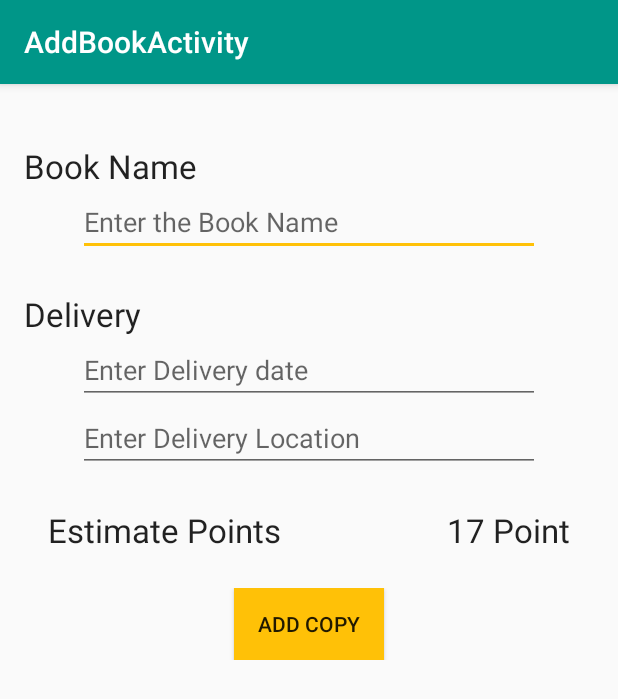
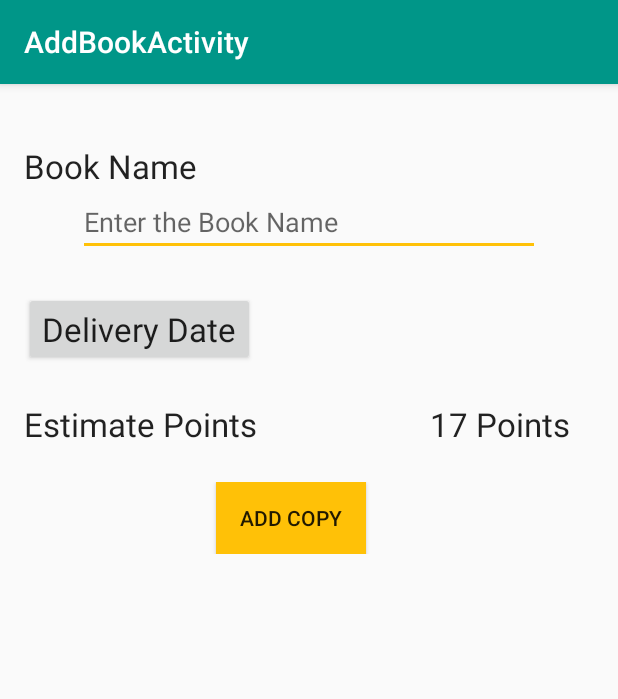
Before and after one commit to MaheedHatem/Raf, an Android app: the AddBookActivity screen opened directly, with no data from a screen before it, on a phone screen of 412 x 824 dp. Shown: the top 699 px of the screen. Run offline under Robolectric (Android 15) with nearby library versions, the phone set to English and light mode, and no system bars.

Commit message:
AddBookActivity

```diff
--- a/app/src/main/java/com/example/raf/AccountActivity.java
+++ b/app/src/main/java/com/example/raf/AccountActivity.java
@@ -41,8 +41,7 @@ public class AccountActivity extends AppCompatActivity {
         points.setText(Integer.toString(CurrentUser.getPoints()));
         image = (ImageView)findViewById(R.id.cover);
         if(CurrentUser.getImage()!=null){
-            Bitmap b = BitmapFactory.decodeByteArray(CurrentUser.getImage(),0,CurrentUser.getImage().length);
-            image.setImageBitmap(b);
+
         }
 
         if (Build.VERSION.SDK_INT >= Build.VERSION_CODES.LOLLIPOP) {
@@ -107,7 +106,7 @@ public class AccountActivity extends AppCompatActivity {
                     @Override
                     public void done(ParseException e) {
                         if(e!=null){
-                            Toast.makeText(AccountActivity.this,
+                            Toast.makeText(getApplicationContext(),
                                     "Error saving photo ",
                                     Toast.LENGTH_LONG).show();
                         }
--- a/app/src/main/java/com/example/raf/AddBookActivity.java
+++ b/app/src/main/java/com/example/raf/AddBookActivity.java
@@ -1,19 +1,101 @@
 package com.example.raf;
 
+import android.graphics.Color;
 import android.os.Bundle;
+import android.support.design.widget.Snackbar;
 import android.support.v7.app.AppCompatActivity;
 import android.support.v7.widget.Toolbar;
+import android.view.View;
+import android.widget.Button;
+import android.widget.EditText;
+import android.widget.TextView;
+import android.widget.Toast;
+
+import com.example.raf.data.Request;
+
+import java.util.Calendar;
 
 public class AddBookActivity extends AppCompatActivity {
-
+    static int  deliveryYear , deliveryMonth , deliveryDay,
+            currentYear , currentMonth , currentDay;
+    static TextView deliveryDateTextView;
+    static boolean deliveryDateFlag = false;
     @Override
     protected void onCreate(Bundle savedInstanceState) {
         super.onCreate(savedInstanceState);
         setContentView(R.layout.activity_add_book);
         Toolbar toolbar = (Toolbar) findViewById(R.id.toolbar);
         setSupportActionBar(toolbar);
-
-
+        Calendar c = Calendar.getInstance();
+        currentYear = c.get(Calendar.YEAR);
+        currentMonth = c.get(Calendar.MONTH);
+        currentDay = c.get(Calendar.DAY_OF_MONTH);
+        deliveryDateFlag = false;
+        String bookName = getIntent().getStringExtra(getString(R.string.book_intent_name));
+        final String bookID = getIntent().getStringExtra(getString(R.string.book_intent_id));
+        EditText bookNameEditText = (EditText)findViewById(R.id.bookName);
+        final Button deliveryDateButton = (Button)findViewById(R.id.delivery_date_button);
+        Button addBookButton = (Button)findViewById(R.id.addBook);
+        deliveryDateTextView = (TextView)findViewById(R.id.delivery_date);
+        if(bookName!=null){
+            bookNameEditText.setText(bookName);
+            bookNameEditText.setEnabled(false);
+        }
+        deliveryDateButton.setOnClickListener(new View.OnClickListener() {
+            @Override
+            public void onClick(View v) {
+                DeliveryDatePickerFragment dialogFragment = new DeliveryDatePickerFragment();
+                dialogFragment.show(getFragmentManager() , "deliveryDateFlag");
+            }
+        });
+        addBookButton.setOnClickListener(new View.OnClickListener() {
+            @Override
+            public void onClick(View v) {
+                if(deliveryDateFlag){
+                    if(bookID!=null){
+                        Request.addAddCopyRequest(deliveryYear, deliveryMonth, deliveryDay, bookID, getApplicationContext());
+                        Snackbar.make(v, "processing your request", Snackbar.LENGTH_LONG)
+                                .setAction("Action", null).show();
+                    }
+                    else{
+                        //TODO if adding new book
+                    }
+                }
+                else{
+                    Toast.makeText(getApplicationContext(), "please select valid delivery date",
+                            Toast.LENGTH_LONG).show();
+                }
+            }
+        });
     }
 
+    public static void showDeliveryDate(int year, int month, int day) {
+        deliveryDateFlag = checkDeliveryDate(year, month , day);
+        deliveryDay = day;
+        deliveryMonth = month;
+        deliveryYear = year;
+        deliveryDateTextView.setText(new StringBuilder().append(day).append("/").append(month +1)
+                .append("/").append(year));
+    }
+
+    private static boolean checkDeliveryDate(int year , int month , int day) {
+        if (year > currentYear) {
+            deliveryDateTextView.setTextColor(Color.BLACK);
+            return true;
+        }
+        if (year == currentYear){
+            if (month > currentMonth) {
+                deliveryDateTextView.setTextColor(Color.BLACK);
+                return true;
+            }
+            if (month == currentMonth){
+                if (day > currentDay) {
+                    deliveryDateTextView.setTextColor(Color.BLACK);
+                    return true;
+                }
+            }
+        }
+        deliveryDateTextView.setTextColor(Color.RED);
+        return false;
+    }
 }
--- a/app/src/main/java/com/example/raf/BookActivity.java
+++ b/app/src/main/java/com/example/raf/BookActivity.java
@@ -73,6 +73,8 @@ public class BookActivity extends AppCompatActivity {
             @Override
             public void onClick(View v) {
                 Intent addBookIntent = new Intent(getApplicationContext(), AddBookActivity.class);
+                addBookIntent.putExtra(getString(R.string.book_intent_name) , bookName);
+                addBookIntent.putExtra(getString(R.string.book_intent_id) , bookID);
                 BookActivity.this.startActivity(addBookIntent);
             }
         });
--- a/app/src/main/res/layout/content_add_book.xml
+++ b/app/src/main/res/layout/content_add_book.xml
@@ -30,35 +30,32 @@
             android:layout_marginLeft="36dp"
             android:layout_marginRight="36dp"
             android:hint="Enter the Book Name"
+            android:id="@+id/bookName"
             android:layout_width="match_parent"
             android:layout_height="wrap_content" />
 
     </LinearLayout>
     <LinearLayout
         android:layout_width="match_parent"
-        android:orientation="vertical"
+        android:orientation="horizontal"
         android:layout_marginTop="24dp"
         android:layout_height="wrap_content">
 
-        <TextView
+        <Button
             android:layout_width="wrap_content"
             android:layout_height="wrap_content"
             android:textAppearance="?android:attr/textAppearanceLarge"
-            android:text="Delivery"/>
+            android:text="Delivery Date"
+            android:id="@+id/delivery_date_button"/>
 
-        <EditText
+        <TextView
             android:layout_marginLeft="36dp"
             android:layout_marginRight="36dp"
-            android:hint="Enter Delivery date"
-            android:layout_width="match_parent"
-            android:layout_height="wrap_content" />
+            android:layout_width="wrap_content"
+            android:layout_height="wrap_content"
+            android:textAppearance="?android:attr/textAppearanceMedium"
+            android:id="@+id/delivery_date"/>
 
-        <EditText
-            android:layout_marginLeft="36dp"
-            android:layout_marginRight="36dp"
-            android:hint="Enter Delivery Location"
-            android:layout_width="match_parent"
-            android:layout_height="wrap_content" />
 
     </LinearLayout>
     <RelativeLayout
@@ -71,7 +68,6 @@
             android:layout_height="wrap_content"
             android:textAppearance="?android:attr/textAppearanceLarge"
             android:layout_alignParentLeft="true"
-            android:layout_marginLeft="16dp"
             android:text="Estimate Points"/>
 
         <TextView
@@ -80,13 +76,12 @@
             android:textAppearance="?android:attr/textAppearanceLarge"
             android:layout_alignParentRight="true"
             android:layout_marginRight="16dp"
-            android:text="17 Point"/>
+            android:text="17 Points"/>
 
 
     </RelativeLayout>
     <RelativeLayout
         android:layout_width="match_parent"
-        android:layout_marginLeft="24dp"
         android:layout_marginRight="24dp"
         android:layout_marginTop="24dp"
         android:gravity="center"
@@ -97,7 +92,8 @@
             android:layout_height="wrap_content"
             android:layout_alignParentLeft="true"
             android:background="@color/colorAccent"
-            android:text="add Copy"/>
+            android:text="add Copy"
+            android:id="@+id/addBook"/>
 
 
 
```
Also changed, not shown: app/src/main/java/com/example/raf/DeliveryDatePickerFragment.java (added, +32 -0 lines), app/src/main/java/com/example/raf/data/Request.java (+28 -1 lines).
